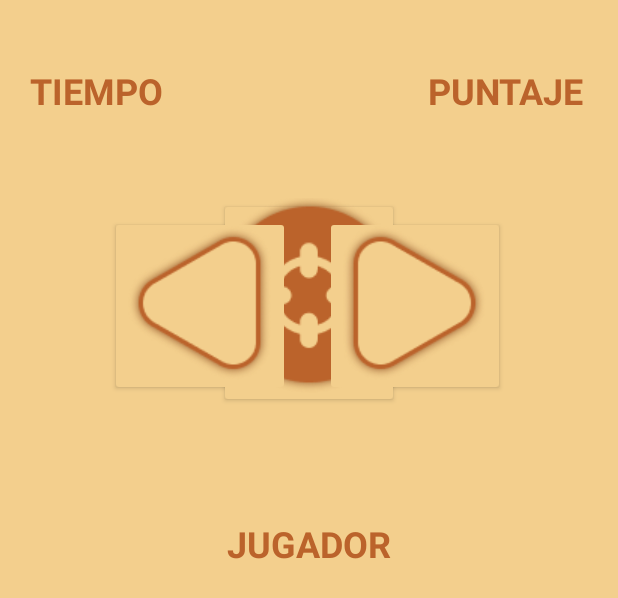
After one commit to LinaPeralta/CandyBattle, an Android app: the layout activity_control.xml on its own in the app's theme, with its tools: preview values and no code run, on a phone screen of 412 x 824 dp. The commit adds this screen. Shown: the top 598 px of the screen. Run offline under Robolectric (Android 15) with nearby library versions, the phone set to English and light mode, and no system bars.

Commit message:
parte grafica de las tres pantallas

```diff
--- a/app/src/main/AndroidManifest.xml
+++ b/app/src/main/AndroidManifest.xml
@@ -10,6 +10,12 @@
         android:supportsRtl="true"
         android:theme="@style/Theme.CandyBattle">
         <activity
+            android:name=".Finalizar"
+            android:exported="true" />
+        <activity
+            android:name=".Control"
+            android:exported="true" />
+        <activity
             android:name=".MainActivity"
             android:exported="true">
             <intent-filter>
--- /dev/null
+++ b/app/src/main/res/layout/activity_control.xml
@@ -0,0 +1,86 @@
+<?xml version="1.0" encoding="utf-8"?>
+<androidx.constraintlayout.widget.ConstraintLayout xmlns:android="http://schemas.android.com/apk/res/android"
+    xmlns:app="http://schemas.android.com/apk/res-auto"
+    xmlns:tools="http://schemas.android.com/tools"
+    android:layout_width="match_parent"
+    android:layout_height="match_parent"
+    android:background="#F3CF8D"
+    tools:context=".Control">
+
+    <Button
+        android:id="@+id/balaBtn"
+        android:layout_width="120dp"
+        android:layout_height="140dp"
+        android:layout_marginTop="132dp"
+        android:backgroundTint="#F3CF8D"
+        android:drawableBottom="@drawable/shooter"
+        app:layout_constraintEnd_toEndOf="parent"
+        app:layout_constraintHorizontal_bias="0.499"
+        app:layout_constraintStart_toStartOf="parent"
+        app:layout_constraintTop_toTopOf="parent" />
+
+    <Button
+        android:id="@+id/derechaBtn"
+        android:layout_width="120dp"
+        android:layout_height="120dp"
+        android:layout_marginTop="144dp"
+        android:backgroundTint="#F3CF8D"
+        android:drawableBottom="@drawable/right"
+        app:layout_constraintEnd_toEndOf="parent"
+        app:layout_constraintHorizontal_bias="0.742"
+        app:layout_constraintStart_toStartOf="parent"
+        app:layout_constraintTop_toTopOf="parent" />
+
+    <Button
+        android:id="@+id/izqBtn"
+        android:layout_width="120dp"
+        android:layout_height="120dp"
+        android:layout_marginTop="144dp"
+        android:backgroundTint="#F3CF8D"
+        android:drawableBottom="@drawable/left"
+        app:layout_constraintEnd_toEndOf="parent"
+        app:layout_constraintHorizontal_bias="0.251"
+        app:layout_constraintStart_toStartOf="parent"
+        app:layout_constraintTop_toTopOf="parent" />
+
+    <TextView
+        android:id="@+id/puntajeTxt"
+        android:layout_width="wrap_content"
+        android:layout_height="wrap_content"
+        android:layout_marginTop="44dp"
+        android:text="PUNTAJE"
+        android:textColor="#BB632B"
+        android:textSize="24sp"
+        android:textStyle="bold"
+        app:layout_constraintEnd_toEndOf="parent"
+        app:layout_constraintHorizontal_bias="0.926"
+        app:layout_constraintStart_toStartOf="parent"
+        app:layout_constraintTop_toTopOf="parent" />
+
+    <TextView
+        android:id="@+id/tiempoTxt"
+        android:layout_width="wrap_content"
+        android:layout_height="wrap_content"
+        android:layout_marginTop="44dp"
+        android:text="TIEMPO"
+        android:textColor="#BB632B"
+        android:textSize="24sp"
+        android:textStyle="bold"
+        app:layout_constraintEnd_toEndOf="parent"
+        app:layout_constraintHorizontal_bias="0.062"
+        app:layout_constraintStart_toStartOf="parent"
+        app:layout_constraintTop_toTopOf="parent" />
+
+    <TextView
+        android:id="@+id/jugadorTxt"
+        android:layout_width="wrap_content"
+        android:layout_height="wrap_content"
+        android:layout_marginTop="74dp"
+        android:text="JUGADOR"
+        android:textColor="#BB632B"
+        android:textSize="24sp"
+        android:textStyle="bold"
+        app:layout_constraintEnd_toEndOf="parent"
+        app:layout_constraintStart_toStartOf="parent"
+        app:layout_constraintTop_toBottomOf="@+id/balaBtn" />
+</androidx.constraintlayout.widget.ConstraintLayout>
--- a/app/src/main/res/layout/activity_main.xml
+++ b/app/src/main/res/layout/activity_main.xml
@@ -10,7 +10,7 @@
     <androidx.constraintlayout.widget.ConstraintLayout
         android:layout_width="match_parent"
         android:layout_height="match_parent"
-        tools:layout_editor_absoluteX="48dp"
+        tools:layout_editor_absoluteX="0dp"
         tools:layout_editor_absoluteY="0dp">
 
         <TextView
@@ -59,6 +59,7 @@
             android:backgroundTint="#BB632B"
             android:text="Conectar"
             android:textColor="#F3CF8D"
+            android:textSize="24sp"
             app:layout_constraintEnd_toEndOf="parent"
             app:layout_constraintHorizontal_bias="0.499"
             app:layout_constraintStart_toStartOf="parent"
```
Also changed, not shown: app/src/main/java/com/example/candybattle/Control.java (+11 -1 lines), app/src/main/java/com/example/candybattle/Finalizar.java (+11 -1 lines), app/src/main/res/layout/activity_finalizar.xml (added, +81 -0 lines), app/src/main/res/drawable/left.png (added), app/src/main/res/drawable/right.png (added), app/src/main/res/drawable/shooter.png (added).
